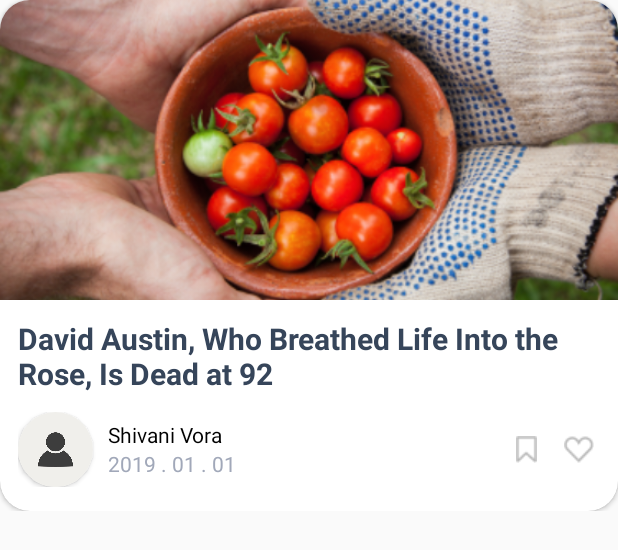
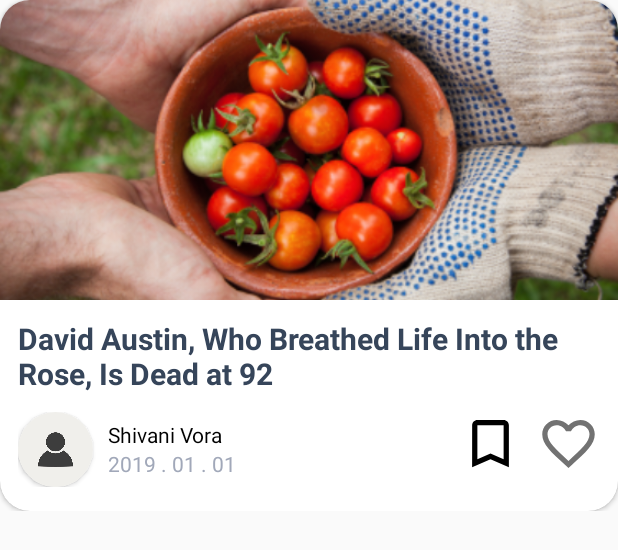
Before and after one commit to thathcmus/app_des_gr2, an Android app built with Jetpack Compose: the layout articles_item.xml on its own in the app's theme, with its tools: preview values and no code run, on a phone screen of 412 x 824 dp. Shown: the top 550 px of the screen. Run offline under Robolectric (Android 15) with nearby library versions, the phone set to English and light mode, and no system bars.

Commit message:
add icon

```diff
--- /dev/null
+++ b/Plant/app/src/main/res/drawable/ic_bookmark_filled.xml
@@ -0,0 +1,10 @@
+<vector xmlns:android="http://schemas.android.com/apk/res/android"
+    android:width="42dp"
+    android:height="42dp"
+
+    android:viewportWidth="24"
+    android:viewportHeight="24">
+    <path
+        android:fillColor="#0E0D0D"
+        android:pathData="M19,21l-7,-3l-7,3V5c0,-1.1 0.9,-2 2,-2l7,0c-0.63,0.84 -1,1.87 -1,3c0,2.76 2.24,5 5,5c0.34,0 0.68,-0.03 1,-0.1V21zM17.83,9L15,6.17l1.41,-1.41l1.41,1.41l3.54,-3.54l1.41,1.41L17.83,9z" />
+</vector>
--- /dev/null
+++ b/Plant/app/src/main/res/drawable/ic_bookmark_outlined.xml
@@ -0,0 +1,11 @@
+<vector xmlns:android="http://schemas.android.com/apk/res/android"
+
+    android:width="42dp"
+    android:height="42dp"
+
+    android:viewportWidth="24"
+    android:viewportHeight="24">
+    <path
+        android:fillColor="@android:color/black"
+        android:pathData="M17,3L7,3c-1.1,0 -1.99,0.9 -1.99,2L5,21l7,-3 7,3L19,5c0,-1.1 -0.9,-2 -2,-2zM17,18l-5,-2.18L7,18L7,5h10v13z" />
+</vector>
--- /dev/null
+++ b/Plant/app/src/main/res/drawable/ic_heart_filled.xml
@@ -0,0 +1,11 @@
+<vector xmlns:android="http://schemas.android.com/apk/res/android"
+
+    android:width="42dp"
+    android:height="42dp"
+
+    android:viewportWidth="24"
+    android:viewportHeight="24">
+    <path
+        android:fillColor="#EF1A1A"
+        android:pathData="M12,21.35l-1.45,-1.32C5.4,15.36 2,12.28 2,8.5 2,5.42 4.42,3 7.5,3c1.74,0 3.41,0.81 4.5,2.09C13.09,3.81 14.76,3 16.5,3 19.58,3 22,5.42 22,8.5c0,3.78 -3.4,6.86 -8.55,11.54L12,21.35z" />
+</vector>
--- /dev/null
+++ b/Plant/app/src/main/res/drawable/ic_heart_outlined.xml
@@ -0,0 +1,11 @@
+<vector xmlns:android="http://schemas.android.com/apk/res/android"
+
+    android:width="42dp"
+    android:height="42dp"
+
+    android:viewportWidth="24"
+    android:viewportHeight="24">
+    <path
+        android:fillColor="#727272"
+        android:pathData="M16.5,3c-1.74,0 -3.41,0.81 -4.5,2.09C10.91,3.81 9.24,3 7.5,3 4.42,3 2,5.42 2,8.5c0,3.78 3.4,6.86 8.55,11.54L12,21.35l1.45,-1.32C18.6,15.36 22,12.28 22,8.5 22,5.42 19.58,3 16.5,3zM12.1,18.55l-0.1,0.1 -0.1,-0.1C7.14,14.24 4,11.39 4,8.5 4,6.5 5.5,5 7.5,5c1.54,0 3.04,0.99 3.57,2.36h1.87C13.46,5.99 14.96,5 16.5,5c2,0 3.5,1.5 3.5,3.5 0,2.89 -3.14,5.74 -7.9,10.05z" />
+</vector>
--- /dev/null
+++ b/Plant/app/src/main/res/drawable/selector_bookmark.xml
@@ -0,0 +1,14 @@
+<?xml version="1.0" encoding="utf-8"?>
+<selector xmlns:android="http://schemas.android.com/apk/res/android">
+    <item
+        android:drawable="@drawable/ic_bookmark_outlined"
+        android:state_checked="false"/>
+
+
+    <item
+        android:drawable="@drawable/ic_bookmark_filled"
+        android:state_checked="true"/>
+
+    <item
+        android:drawable="@drawable/ic_bookmark_outlined"/>
+</selector>
--- /dev/null
+++ b/Plant/app/src/main/res/drawable/seletor_wishlist_item.xml
@@ -0,0 +1,14 @@
+<?xml version="1.0" encoding="utf-8"?>
+<selector xmlns:android="http://schemas.android.com/apk/res/android">
+    <item
+        android:drawable="@drawable/ic_heart_outlined"
+        android:state_checked="false"/>
+
+
+    <item
+        android:drawable="@drawable/ic_heart_filled"
+        android:state_checked="true"/>
+
+    <item
+        android:drawable="@drawable/ic_heart_outlined"/>
+</selector>
--- a/Plant/app/src/main/res/layout/articles_item.xml
+++ b/Plant/app/src/main/res/layout/articles_item.xml
@@ -87,21 +87,25 @@
                         android:textSize="14sp"
                         />
                 </LinearLayout>
-                <ImageView
-                    android:layout_width="wrap_content"
-                    android:layout_height="match_parent"
-                    android:src="@drawable/ghim"
+                <CheckBox
+                    android:button="@drawable/selector_bookmark"
+                    android:layout_width="42dp"
+                    android:layout_height="42dp"
+
                     android:paddingStart="4dp"
                     android:paddingEnd="4dp"
                     android:layout_marginEnd="10dp"
+                    android:id="@+id/ghim"
                     />
-                <ImageView
+                <CheckBox
                     android:id="@+id/likeBtn"
-                    android:layout_width="wrap_content"
-                    android:layout_height="match_parent"
-                    android:src="@drawable/like_icon"
+                    android:layout_width="42dp"
+                    android:layout_height="42dp"
+
                     android:paddingStart="4dp"
                     android:paddingEnd="4dp"
+                    app:useMaterialThemeColors ="false"
+                    android:button="@drawable/seletor_wishlist_item"
                     />
             </LinearLayout>
         </androidx.constraintlayout.widget.ConstraintLayout>
--- a/Plant/app/src/main/res/layout/fragment_articles_detail.xml
+++ b/Plant/app/src/main/res/layout/fragment_articles_detail.xml
@@ -36,9 +36,11 @@
                 android:src="@drawable/article"
                 />
 
-            <ImageView
-                android:layout_width="wrap_content"
-                android:layout_height="wrap_content"
+            <CheckBox
+                android:button="@drawable/seletor_wishlist_item"
+
+                android:layout_width="42dp"
+                android:layout_height="42dp"
                 android:layout_marginTop="200dp"
                 android:src="@drawable/like_btn"
                 app:layout_constraintEnd_toEndOf="parent"
```
